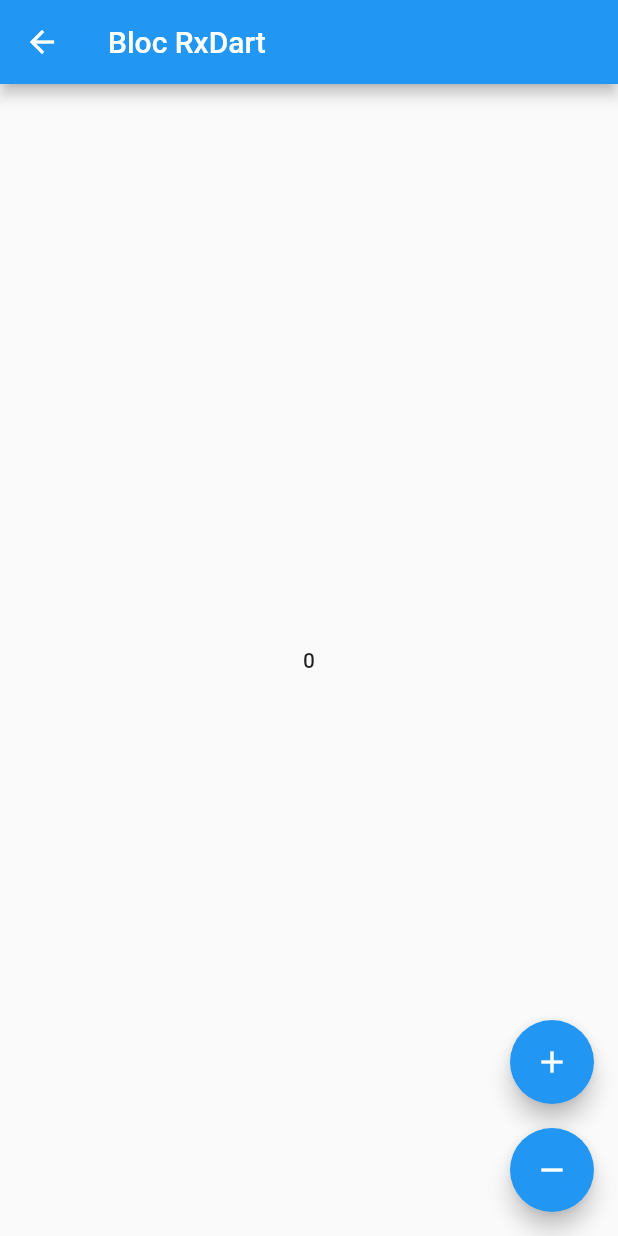
After one commit to lathifrdp/project-testing, a Flutter app: the BlocRxdartPage screen opened by its route, after a tap on the "add" icon, after a tap on the "remove" icon, on a phone screen of 412 x 824 dp. The commit adds this screen. Run offline on Flutter 3.47's test engine with Material 2 defaults, Android fonts, the phone set to English and light mode, and no system bars; our stand-ins replace bloc, flutter_bloc, rxdart, speech_to_text; missing offline and left inert: flutter_facebook_auth.

Commit message:
add counter with rxdart and bloc

```diff
--- a/analysis_options.yaml
+++ b/analysis_options.yaml
@@ -22,6 +22,7 @@ linter:
   # `// ignore_for_file: name_of_lint` syntax on the line or in the file
   # producing the lint.
   rules:
+    depend_on_referenced_packages: false
     # avoid_print: false  # Uncomment to disable the `avoid_print` rule
     # prefer_single_quotes: true  # Uncomment to enable the `prefer_single_quotes` rule
 
--- /dev/null
+++ b/lib/bloc/counter/counter_bloc.dart
@@ -0,0 +1,44 @@
+import 'package:bloc/bloc.dart';
+import 'package:meta/meta.dart';
+import 'package:rxdart/rxdart.dart';
+
+part 'counter_event.dart';
+part 'counter_state.dart';
+
+class CounterBloc extends Bloc<CounterEvent, CounterState> {
+  int initialCount = 0;
+  BehaviorSubject<int> _subjectCounter = BehaviorSubject<int>();
+
+  Stream<int> get counterObservable {
+    return _subjectCounter.stream;
+  }
+
+  CounterBloc() : super(CounterInitial()) {
+    on<CounterRequest>(_init);
+    on<CounterIncrementRequest>(_increment);
+    on<CounterDecrementRequest>(_decrement);
+    on<CounterDisposeRequest>(_dispose);
+  }
+
+  void _init(CounterRequest event, Emitter<CounterState> emit) {
+    _subjectCounter = BehaviorSubject<int>.seeded(event.initialCount);
+    //_subjectCounter.sink.add(initialCount);
+  }
+
+  void _increment(CounterIncrementRequest event, Emitter<CounterState> emit) {
+    initialCount++;
+    _subjectCounter.sink.add(initialCount);
+    emit(Increment());
+  }
+
+  void _decrement(CounterDecrementRequest event, Emitter<CounterState> emit) {
+    initialCount--;
+    _subjectCounter.sink.add(initialCount);
+    emit(Decrement());
+  }
+
+  void _dispose(CounterDisposeRequest event, Emitter<CounterState> emit) {
+    _subjectCounter.close();
+    emit(Dispose());
+  }
+}
--- /dev/null
+++ b/lib/bloc/counter/counter_event.dart
@@ -0,0 +1,21 @@
+part of 'counter_bloc.dart';
+
+@immutable
+abstract class CounterEvent {}
+
+class CounterRequest extends CounterEvent {
+  final int initialCount;
+  CounterRequest({this.initialCount = 0});
+}
+
+class CounterIncrementRequest extends CounterEvent {
+  CounterIncrementRequest();
+}
+
+class CounterDecrementRequest extends CounterEvent {
+  CounterDecrementRequest();
+}
+
+class CounterDisposeRequest extends CounterEvent {
+  CounterDisposeRequest();
+}
--- /dev/null
+++ b/lib/bloc/counter/counter_state.dart
@@ -0,0 +1,14 @@
+part of 'counter_bloc.dart';
+
+@immutable
+abstract class CounterState {}
+
+class CounterInitial extends CounterState {}
+
+class Increment extends CounterState {}
+
+class Decrement extends CounterState {}
+
+class Dispose extends CounterState {}
+
+class CounterError extends CounterState {}
--- /dev/null
+++ b/lib/bloc_rxdart_page.dart
@@ -0,0 +1,84 @@
+import 'package:flutter/material.dart';
+import 'package:flutter_bloc/flutter_bloc.dart';
+import 'package:project_testing/bloc/counter/counter_bloc.dart';
+
+class BlocRxdartPage extends StatefulWidget {
+  const BlocRxdartPage({super.key});
+
+  @override
+  State<BlocRxdartPage> createState() => _BlocRxdartPageState();
+}
+
+class _BlocRxdartPageState extends State<BlocRxdartPage> {
+  CounterBloc counterBloc = CounterBloc();
+  bool isStream = false;
+
+  @override
+  void initState() {
+    setState(() {
+      counterBloc.add(CounterRequest());
+      super.initState();
+    });
+    super.initState();
+  }
+
+  @override
+  void dispose() {
+    counterBloc.add(CounterDisposeRequest());
+    super.dispose();
+  }
+
+  @override
+  Widget build(BuildContext context) {
+    return Scaffold(
+      appBar: AppBar(title: const Text("Bloc RxDart")),
+      body: SafeArea(
+        child: Center(
+          child: StreamBuilder<int>(
+              stream: counterBloc.counterObservable,
+              builder: (context, snapshot) {
+                return BlocBuilder(
+                  bloc: counterBloc,
+                  builder: (context, state) {
+                    return Text(
+                      "${snapshot.data ?? 0}",
+                      style: Theme.of(context).textTheme.bodyLarge,
+                    );
+                  },
+                );
+              }),
+        ),
+      ),
+      floatingActionButton: Column(
+        mainAxisAlignment: MainAxisAlignment.end,
+        children: [
+          FloatingActionButton(
+            heroTag: "increment",
+            child: const Icon(Icons.add),
+            onPressed: () {
+              counterBloc.add(CounterIncrementRequest());
+              if (isStream == false) {
+                isStream = true;
+                setState(() {});
+              }
+            },
+          ),
+          const SizedBox(
+            height: 16.0,
+          ),
+          FloatingActionButton(
+            heroTag: "decrement",
+            child: const Icon(Icons.remove),
+            onPressed: () {
+              counterBloc.add(CounterDecrementRequest());
+              if (isStream == false) {
+                isStream = true;
+                setState(() {});
+              }
+            },
+          ),
+        ],
+      ),
+    );
+  }
+}
--- a/lib/main.dart
+++ b/lib/main.dart
@@ -4,6 +4,7 @@ import 'dart:convert';
 import 'package:flutter/cupertino.dart';
 import 'package:flutter/material.dart';
 import 'package:flutter_facebook_auth/flutter_facebook_auth.dart';
+import 'package:project_testing/bloc_rxdart_page.dart';
 import 'package:project_testing/speech_text_page.dart';
 
 void main() {
@@ -107,6 +108,7 @@ class _MyAppState extends State<MyApp> {
       routes: {
         //'/': (context) => const MyApp(),
         '/speech-text': (context) => const SpeechTextPage(),
+        '/bloc-rxdart': (context) => const BlocRxdartPage()
       },
       home: Scaffold(
         appBar: AppBar(
@@ -157,7 +159,21 @@ class _MyAppState extends State<MyApp> {
                           style: const TextStyle(color: Colors.white),
                         ),
                       ),
-                      const SizedBox(height: 50),
+                      const SizedBox(height: 30),
+                      InkWell(
+                        onTap: () {
+                          navigatorKey.currentState?.pushNamed('/bloc-rxdart');
+                        },
+                        child: Container(
+                          padding: const EdgeInsets.symmetric(
+                              horizontal: 16, vertical: 8),
+                          color: Colors.green,
+                          child: const Text(
+                            "Bloc RxDart",
+                            style: TextStyle(color: Colors.white),
+                          ),
+                        ),
+                      ),
                     ],
                   ),
                 ),
--- a/pubspec.yaml
+++ b/pubspec.yaml
@@ -28,10 +28,13 @@ environment:
 # the latest version available on pub.dev. To see which dependencies have newer
 # versions available, run `flutter pub outdated`.
 dependencies:
+  bloc: ^8.1.1
   cupertino_icons: ^1.0.2
   flutter:
     sdk: flutter
+  flutter_bloc: ^8.1.2
   flutter_facebook_auth: ^5.0.7
+  rxdart: ^0.27.7
   speech_to_text: ^6.1.1
 
 dev_dependencies:
```
Also changed, not shown: pubspec.lock, 1 other file.
